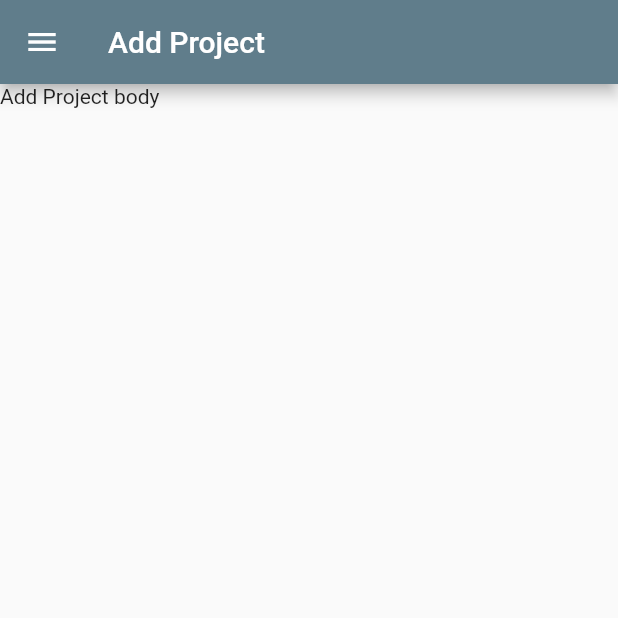
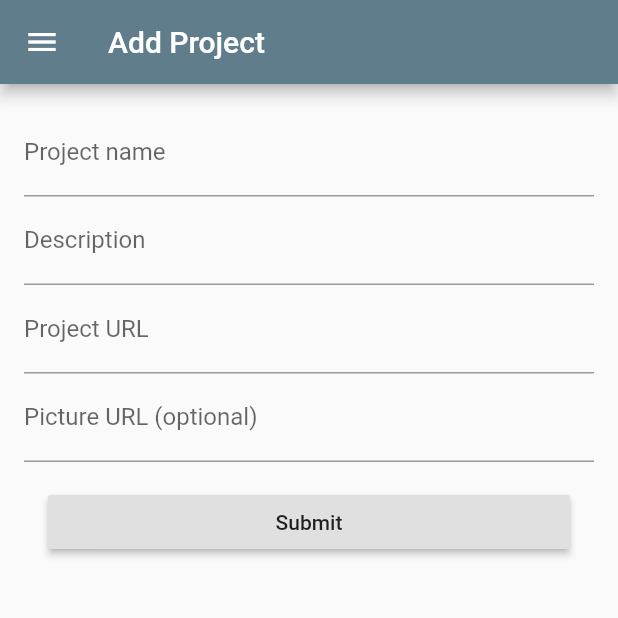
Before and after one commit to UHM-Byte-Me/bowfolios, a Flutter app: the AddProject screen opened by its route, on a phone screen of 412 x 824 dp, the top half of it. Run offline on Flutter 3.47's test engine with Material 2 defaults, Android fonts, the phone set to English and light mode, and no system bars; our stand-ins replace cloud_firestore, firebase_auth, firebase_core; accounts and stored records are empty.

Commit message:
Added add project page

```diff
--- a/lib/screens/add_project/add_project.dart
+++ b/lib/screens/add_project/add_project.dart
@@ -1,7 +1,15 @@
 import 'package:bowfolios/screens/home/custom_drawer.dart';
+import 'package:bowfolios/shared/models.dart';
 import 'package:flutter/material.dart';
 
-class AddProject extends StatelessWidget {
+class AddProject extends StatefulWidget {
+  @override
+  _AddProjectState createState() => _AddProjectState();
+}
+
+class _AddProjectState extends State<AddProject> {
+  final _userProject = Project();
+  final _formKey = GlobalKey<FormState>();
   @override
   Widget build(BuildContext context) {
     return Scaffold(
@@ -9,7 +17,79 @@ class AddProject extends StatelessWidget {
       appBar: AppBar(
         title: Text('Add Project'),
       ),
-      body: Text('Add Project body'),
+      body: Container(
+        padding: const EdgeInsets.symmetric(vertical: 16.0, horizontal: 16.0),
+        child: Builder(
+          builder: (context) => Form(
+            key: _formKey,
+            child: ListView(
+              //crossAxisAlignment: CrossAxisAlignment.stretch,
+              children: [
+                TextFormField(
+                  decoration: InputDecoration(labelText: 'Project name'),
+                  validator: (value) {
+                    if (value.isEmpty) {
+                      return 'Please enter your project name';
+                    } else {
+                      return null;
+                    }
+                  },
+                  onSaved: (val) => setState(() => _userProject.name = val),
+                ),
+                TextFormField(
+                  decoration: InputDecoration(labelText: 'Description'),
+                  validator: (value) {
+                    if (value.isEmpty) {
+                      return 'Please describe your project';
+                    } else {
+                      return null;
+                    }
+                  },
+                  onSaved: (val) =>
+                      setState(() => _userProject.description = val),
+                ),
+                TextFormField(
+                  decoration: InputDecoration(labelText: 'Project URL'),
+                  validator: (value) {
+                    if (value.isEmpty) {
+                      return 'Please describe your project homepage URL';
+                    } else {
+                      return null;
+                    }
+                  },
+                  onSaved: (val) => setState(() => _userProject.homePage = val),
+                ),
+                TextFormField(
+                  decoration:
+                      InputDecoration(labelText: 'Picture URL (optional)'),
+                  // SHOULD TEST THIS. SHOULD BE OPTIONAL
+                  // validator: (value) {
+                  //   if (value.isEmpty) {
+                  //     return 'Please enter your title';
+                  //   } else {
+                  //     return null;
+                  //   }
+                  // },
+                  onSaved: (val) => setState(() => _userProject.picture = val),
+                ),
+                Container(
+                  padding: const EdgeInsets.symmetric(
+                      vertical: 16.0, horizontal: 16.0),
+                  child: RaisedButton(
+                    onPressed: () {
+                      final form = _formKey.currentState;
+                      if (form.validate()) {
+                        //SEND INFOR TO DATABASE HERE
+                      }
+                    },
+                    child: Text('Submit'),
+                  ),
+                )
+              ],
+            ),
+          ),
+        ),
+      ),
     );
   }
 }
--- a/lib/shared/models.dart
+++ b/lib/shared/models.dart
@@ -52,11 +52,11 @@ class Interest {
 }
 
 class Project {
-  final String id;
-  final String name;
-  final String homePage;
-  final String description;
-  final String picture;
+  String id;
+  String name;
+  String homePage;
+  String description;
+  String picture;
 
   Project({this.id, this.name, this.homePage, this.description, this.picture});
 
```
